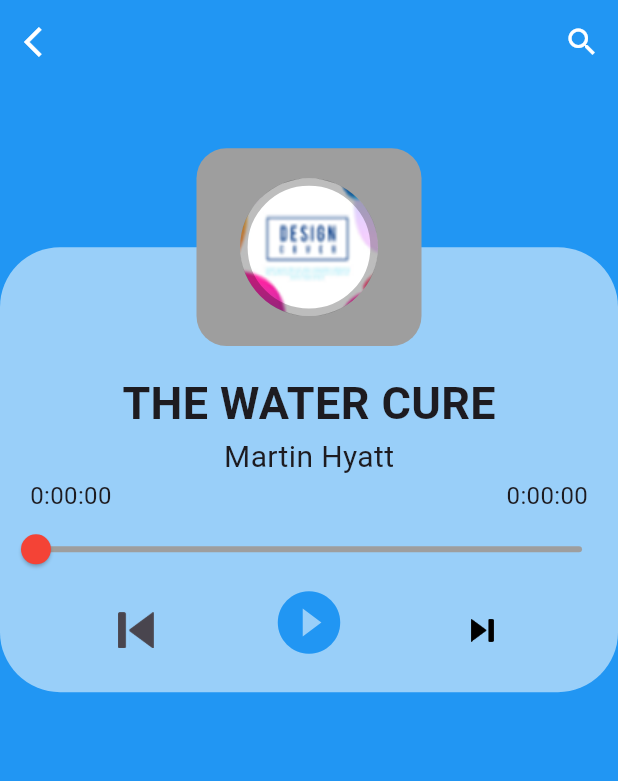
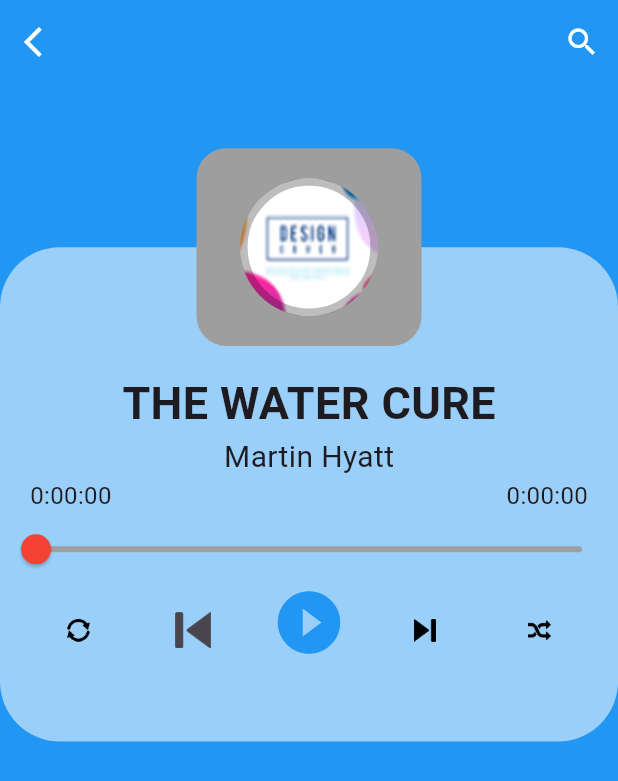
Before and after one commit to 9reis/media_play, a Flutter app: the screen it shows after launch, on a phone screen of 412 x 824 dp. Shown: the top 781 px of the screen. Run offline on Flutter 3.47's test engine with Material 2 defaults, Android fonts, the phone set to English and light mode, and no system bars; our stand-ins replace audioplayers.

Commit message:
Finalizada a logica dos botões

```diff
--- a/lib/audio_file.dart
+++ b/lib/audio_file.dart
@@ -1,5 +1,5 @@
-import 'dart:html';
-import 'dart:js_interop';
+// import 'dart:html';
+// import 'dart:js_interop';
 
 import 'package:audioplayers/audioplayers.dart';
 import 'package:flutter/material.dart';
@@ -19,11 +19,13 @@ class _AudioFileState extends State<AudioFile> {
   Duration _position = Duration();
 
   final String path =
-      'https://soundcloud.com/bluedjjang/daniel-caesar-best-part-feat-her-cover-with-charming_jo?utm_source=clipboard&utm_medium=text&utm_campaign=social_sharing';
+      'https://soundcloud.com/danielcaesar/japanese-denim?utm_source=clipboard&utm_medium=text&utm_campaign=social_sharing';
 
   bool isPlaying = false;
   bool isPaused = false;
-  bool isLoop = false;
+  bool isRepeat = false;
+
+  Color color = Colors.black;
 
   List<IconData> _icons = [
     Icons.play_circle_filled,
@@ -44,7 +46,18 @@ class _AudioFileState extends State<AudioFile> {
         _position = p;
       });
     });
-    this.widget.advancedPlayer.setSource(path as Source);
+    this.widget.advancedPlayer.setSourceUrl(path);
+    this.widget.advancedPlayer.onPlayerComplete.listen((event) {
+      setState(() {
+        _position = Duration(seconds: 0);
+        if (isRepeat == true) {
+          isPlaying = true;
+        } else {
+          isPlaying = false;
+          isRepeat = false;
+        }
+      });
+    });
   }
 
   Widget btnStart() {
@@ -57,7 +70,7 @@ class _AudioFileState extends State<AudioFile> {
               color: Colors.blue,
             )
           : Icon(
-              _icons[0],
+              _icons[1],
               size: 50,
               color: Colors.blue,
             ),
@@ -69,7 +82,7 @@ class _AudioFileState extends State<AudioFile> {
           });
         } else if (isPlaying == true) {
           setState(() {
-            this.widget.advancedPlayer.play(path as Source);
+            this.widget.advancedPlayer.pause();
             isPlaying = false;
           });
         }
@@ -101,15 +114,51 @@ class _AudioFileState extends State<AudioFile> {
     );
   }
 
+  Widget btnLoop() {
+    return IconButton(
+      icon: ImageIcon(
+        AssetImage('assets/loop.png'),
+        size: 15,
+        color: color,
+      ),
+      onPressed: () {},
+    );
+  }
+
+  Widget btnRepeat() {
+    return IconButton(
+      icon: ImageIcon(
+        AssetImage('assets/repeat.png'),
+        size: 15,
+        color: color,
+      ),
+      onPressed: () {
+        if (isRepeat == false) {
+          this.widget.advancedPlayer.setReleaseMode(ReleaseMode.loop);
+          setState(() {
+            isRepeat = true;
+            color = Colors.blue;
+          });
+        } else if (isRepeat == true) {
+          this.widget.advancedPlayer.setReleaseMode(ReleaseMode.release);
+          color = Colors.black;
+          isRepeat = false;
+        }
+      },
+    );
+  }
+
   Widget loadAsset() {
     return Container(
       child: Row(
         crossAxisAlignment: CrossAxisAlignment.center,
         mainAxisAlignment: MainAxisAlignment.spaceEvenly,
         children: [
+          btnRepeat(),
           btnSlow(),
           btnStart(),
           btnFast(),
+          btnLoop(),
         ],
       ),
     );
--- a/lib/pages/detail_audio_page.dart
+++ b/lib/pages/detail_audio_page.dart
@@ -61,7 +61,7 @@ class _DetailAudioPageState extends State<DetailAudioPage> {
             left: 0,
             right: 0,
             top: screenHeight * 0.20,
-            height: screenHeight * 0.36,
+            height: screenHeight * 0.40,
             child: Container(
               decoration: BoxDecoration(
                 color: Colors.white54,
```
